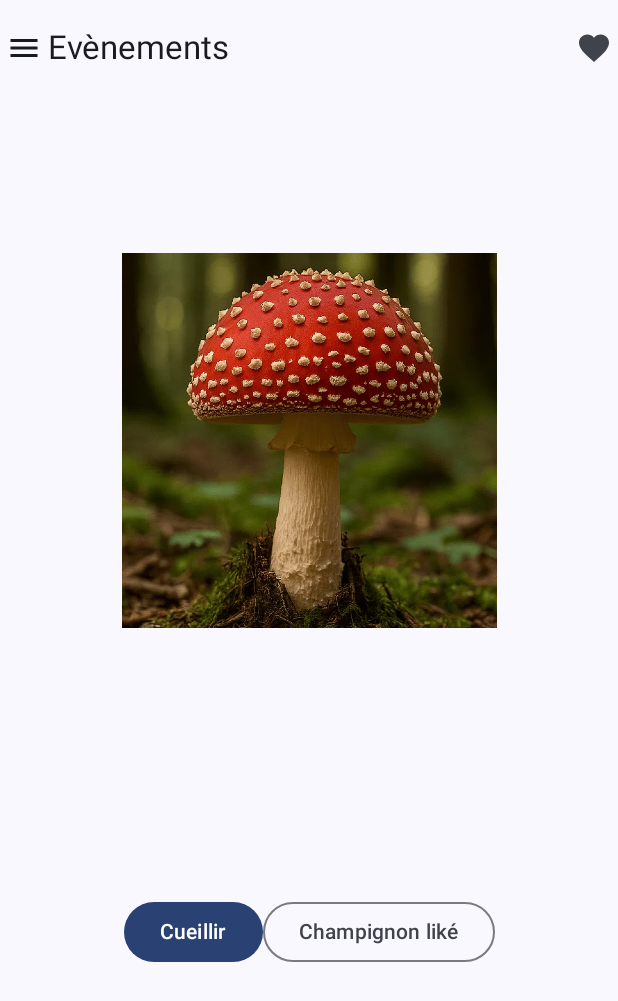
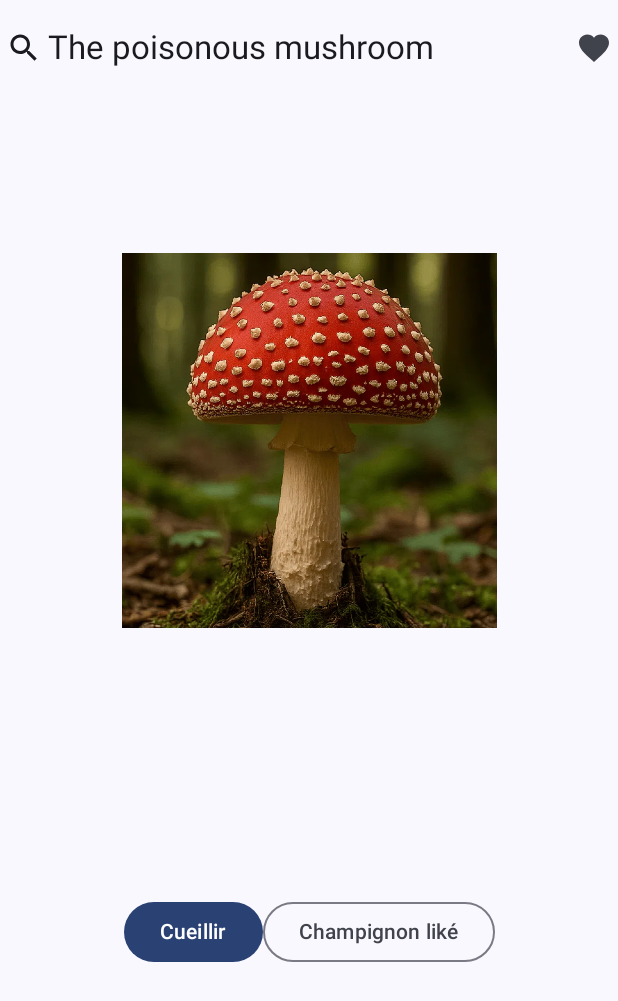
Before and after one commit to Gueyvelian/projet_android_FIA4, an Android app built with Jetpack Compose: the screen it shows after launch (MainActivity), on a phone screen of 412 x 824 dp. Shown: the top 1001 px of the screen. Run offline under Robolectric (Android 15) with nearby library versions, the phone set to English and light mode, and no system bars; our stand-ins replace Navigation 3.

Commit message:
Page d'accueil ajout des bonnes icons

```diff
--- a/app/src/main/java/com/example/myapplication/MainActivity.kt
+++ b/app/src/main/java/com/example/myapplication/MainActivity.kt
@@ -15,6 +15,7 @@ import androidx.compose.foundation.layout.size
 import androidx.compose.material.icons.Icons
 import androidx.compose.material.icons.filled.Favorite
 import androidx.compose.material.icons.filled.Menu
+import androidx.compose.material.icons.filled.Search
 import androidx.compose.material3.Button
 import androidx.compose.material3.ExperimentalMaterial3Api
 import androidx.compose.material3.Icon
@@ -59,9 +60,9 @@ class MainActivity : ComponentActivity() {
                 topBar = {
                     TopAppBar(
                         title = {
-                            Text("Evènements")
+                            Text("The poisonous mushroom")
                         },
-                        navigationIcon = { Icon(Icons.Default.Menu, contentDescription = null) },
+                        navigationIcon = { Icon(Icons.Default.Search, contentDescription = null) },
                         actions = { Icon(Icons.Default.Favorite, contentDescription = null) })
                 },
                 modifier = Modifier.fillMaxSize()
```
